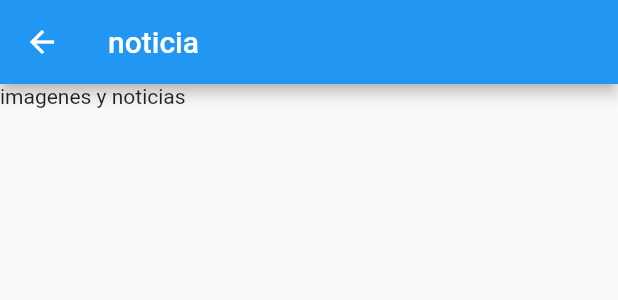
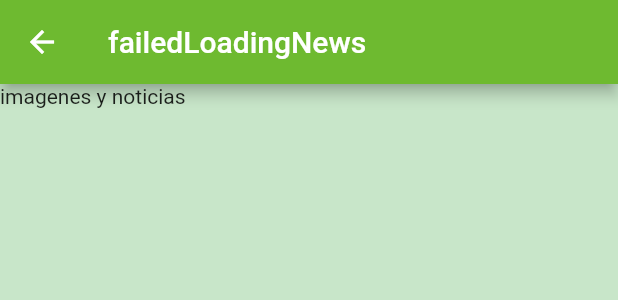
Before and after one commit to Cavitedev/el_digital_de_albacete, a Flutter app: the NewsCard widget shown alone on an empty page, opened directly with sample values from the repository, after a tap on "failedLoadingNews", on a phone screen of 412 x 824 dp. Shown: the top 300 px of the screen. Run offline on Flutter 3.47's test engine with Material 2 defaults, Android fonts, the phone set to English and light mode, and no system bars; our stand-ins replace cached_network_image, flutter_spinkit; network calls fail.

Commit message:
Ahora se traspasa la información de la noticia y se empieza con el scrapper

```diff
--- a/lib/MainWidgets/NewsNavigation/NewsCard.dart
+++ b/lib/MainWidgets/NewsNavigation/NewsCard.dart
@@ -1,23 +1,22 @@
 import 'package:el_digital_de_albacete/ExtraWidgets/FadingCircle.dart';
-import 'package:el_digital_de_albacete/MainWidgets/NewsViewer/oneNewsViewer.dart';
-import 'package:el_digital_de_albacete/Models/NewsData.dart';
+import 'package:el_digital_de_albacete/MainWidgets/NewsViewer/SingleNewsViewer.dart';
+import 'package:el_digital_de_albacete/Models/SimpleNewsData.dart';
 import 'package:flutter/material.dart';
 import 'package:cached_network_image/cached_network_image.dart';
 
 
 class NewsCard extends StatelessWidget {
 
-  final NewsData newData;
+  final SimpleNewsData simpleNewsData;
 
-  NewsCard({this.newData});
+  NewsCard({this.simpleNewsData});
 
   @override
   Widget build(BuildContext context) {
     double textScaleFactor = MediaQuery.of(context).textScaleFactor;
     return InkWell(
       onTap: () {
-        print("tap");
-        Navigator.push(context, MaterialPageRoute(builder: (context) => OneNewsViewer()));
+        Navigator.push(context, MaterialPageRoute(builder: (context) => SingleNewsViewer(simpleNewsData)));
       },
       child: Padding(
         padding: const EdgeInsets.fromLTRB(4, 0, 0, 0),
@@ -33,7 +32,7 @@ class NewsCard extends StatelessWidget {
                 child: CachedNetworkImage(
                   placeholder: (context,url) => FadingCircle(),
                   errorWidget: (context, url, error) => Icon(Icons.error),
-                  imageUrl: newData.imageSrc,
+                  imageUrl: simpleNewsData.imageSrc,
                 ),
               ),
 
@@ -43,8 +42,8 @@ class NewsCard extends StatelessWidget {
                 child: Padding(
                   padding: const EdgeInsets.fromLTRB(5.0, 0, 0, 0.0),
                   child: _ArticleDescription(
-                    title: newData.title,
-                    publishDate: newData.publishDate,
+                    title: simpleNewsData.title,
+                    publishDate: simpleNewsData.publishDate,
                   ),
                 ),
               )
--- /dev/null
+++ b/lib/MainWidgets/NewsViewer/SingleNewsViewer.dart
@@ -0,0 +1,42 @@
+import 'package:el_digital_de_albacete/Models/ExtraNewsData.dart';
+import 'package:el_digital_de_albacete/Models/SimpleNewsData.dart';
+import 'package:el_digital_de_albacete/Spider/SpiderSingleNews.dart';
+import 'package:flutter/material.dart';
+
+class SingleNewsViewer extends StatefulWidget {
+
+  SimpleNewsData simpleNewsData;
+  SingleNewsViewer(this.simpleNewsData);
+  @override
+  _SingleNewsViewerState createState() => _SingleNewsViewerState(simpleNewsData);
+}
+
+class _SingleNewsViewerState extends State<SingleNewsViewer> {
+
+  SimpleNewsData _simpleNewsData;
+  SpiderSingleNews _spider;
+  _SingleNewsViewerState(this._simpleNewsData);
+  ExtraNewsData _extraNewsData;
+  @override
+  void initState() {
+    super.initState();
+    getExtraNewsData();
+  }
+  void getExtraNewsData() async {
+    _spider = SpiderSingleNews(url:_simpleNewsData.link);
+    _extraNewsData = await _spider.scrapSingleNewsPage();
+  }
+
+  @override
+  Widget build(BuildContext context) {
+    return Scaffold(
+      appBar: AppBar(
+        title: Text(_simpleNewsData.title),
+        backgroundColor: Theme.of(context).accentColor,
+      ),
+      backgroundColor: Theme.of(context).backgroundColor,
+      body: Text('imagenes y noticias'),
+
+    );
+  }
+}
--- a/lib/MainWidgets/NewsViewer/oneNewsViewer.dart
+++ /dev/null
@@ -1,14 +0,0 @@
-import 'package:flutter/material.dart';
-
-class OneNewsViewer extends StatelessWidget {
-  @override
-  Widget build(BuildContext context) {
-    return Scaffold(
-      appBar: AppBar(
-        title: Text('noticia'),
-      ),
-      body: Text('imagenes y noticias'),
-
-    );
-  }
-}
--- a/lib/MainWidgets/main.dart
+++ b/lib/MainWidgets/main.dart
@@ -10,14 +10,12 @@ class MyApp extends StatelessWidget {
     return MaterialApp(
       title: 'El digital de albacete',
       theme: ThemeData(
-
         primaryColorLight: Colors.white,
         splashColor: Colors.green[300],
         focusColor: Colors.teal[700],
         backgroundColor: Colors.green[100],
         accentColor: Color.fromARGB(0xff, 0x6e, 0xba, 0x30),
         errorColor: Colors.red[100],
-
       ),
       home: NewsList(),
     );
--- /dev/null
+++ b/lib/Models/ExtraNewsData.dart
@@ -0,0 +1,5 @@
+class ExtraNewsData{
+  List<String> imageSrcs;
+  List<String> paragraphs;
+  ExtraNewsData({this.imageSrcs,this.paragraphs});
+}
--- /dev/null
+++ b/lib/Models/SimpleNewsData.dart
@@ -0,0 +1,8 @@
+class SimpleNewsData{
+  String imageSrc;
+  String title;
+  String publishDate;
+  String link;
+
+  SimpleNewsData({this.imageSrc,this.title,this.publishDate, this.link});
+}
--- /dev/null
+++ b/lib/Spider/SpiderSingleNews.dart
@@ -0,0 +1,20 @@
+import 'package:el_digital_de_albacete/Models/ExtraNewsData.dart';
+import 'package:el_digital_de_albacete/Spider/Spider.dart';
+import 'package:html/dom.dart' as dom;
+class SpiderSingleNews extends Spider{
+
+  String url;
+  SpiderSingleNews({this.url});
+
+  static const String _contentClass = "entry";
+  static const String _newsImportantDataStyle = "text-align: justify;";
+
+  Future<ExtraNewsData> scrapSingleNewsPage() async {
+    dom.Document _document = await accessURL(url);
+    List<dom.Element> _entryDatas = _document.getElementsByClassName(_contentClass)[0].children;
+    //TODO retrieve news data
+
+    return null;
+  }
+
+}
```
Also changed, not shown: lib/MainWidgets/NewsNavigation/NewsCards.dart (+4 -4 lines), lib/Models/NewsData.dart (deleted, +0 -8 lines), lib/Spider/SpiderNewsListSpecificPage.dart (+8 -8 lines).
